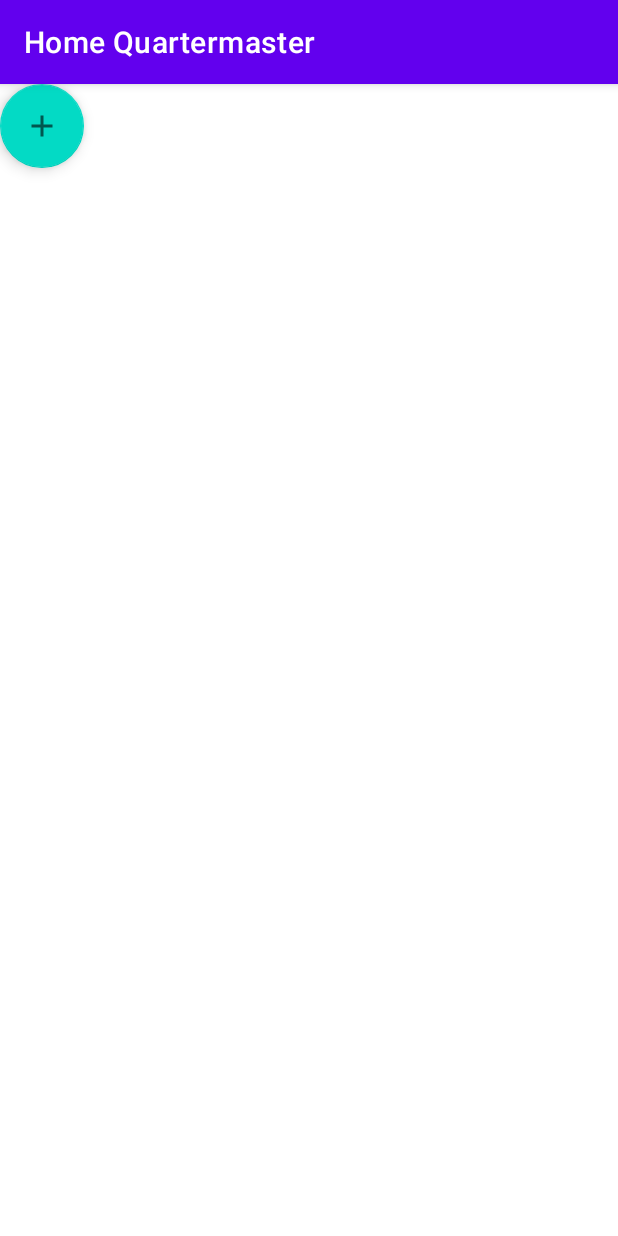
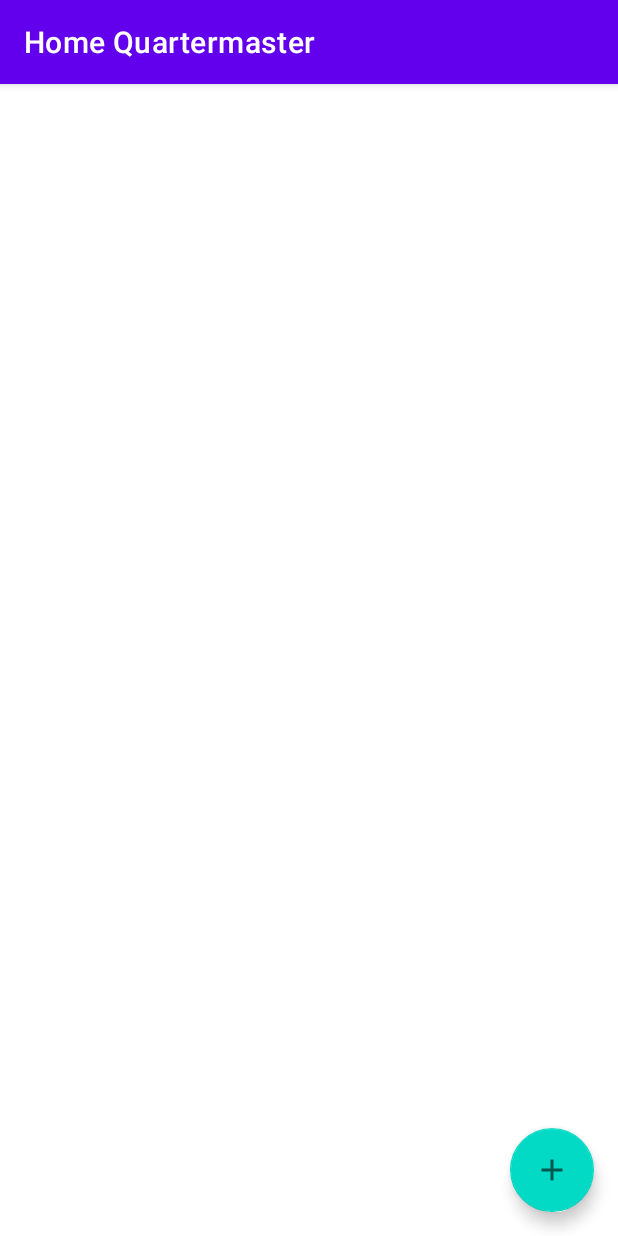
Before and after one commit to LukeDev42/Home-Quartermaster, an Android app: the screen it shows after launch (MainActivity), after a tap on an icon or button, on a phone screen of 412 x 824 dp. Run offline under Robolectric (Android 15) with nearby library versions, the phone set to English and light mode, and no system bars.

Commit message:
Mass commit
-FAB now constrained to the bottom right of the screen
-created object group class
-attempted RecyclerView, failed, need to follow the text book to get a good basis

```diff
--- a/app/build.gradle
+++ b/app/build.gradle
@@ -25,6 +25,9 @@ android {
         sourceCompatibility JavaVersion.VERSION_1_8
         targetCompatibility JavaVersion.VERSION_1_8
     }
+    buildFeatures {
+        viewBinding true
+    }
 }
 
 dependencies {
@@ -32,6 +35,8 @@ dependencies {
     implementation 'androidx.appcompat:appcompat:1.3.1'
     implementation 'com.google.android.material:material:1.4.0'
     implementation 'androidx.constraintlayout:constraintlayout:2.1.0'
+    implementation 'androidx.legacy:legacy-support-v4:1.0.0'
+    implementation 'androidx.recyclerview:recyclerview:1.2.0'
     testImplementation 'junit:junit:4.+'
     androidTestImplementation 'androidx.test.ext:junit:1.1.3'
     androidTestImplementation 'androidx.test.espresso:espresso-core:3.4.0'
--- a/app/src/main/java/com/ldleiter/homequartermaster/MainActivity.java
+++ b/app/src/main/java/com/ldleiter/homequartermaster/MainActivity.java
@@ -16,9 +16,9 @@ public class MainActivity extends AppCompatActivity {
         setContentView(R.layout.activity_main);
     }
 
-    public void createObject(View view)
+    public void createObjectGroup(View view)
     {
-        ObjectType ot = new ObjectType("Car", new Date());
+        ObjectGroup ot = new ObjectGroup("Car", "This is all my cars");
         Log.i("CreateObjectButton", "This button created an object");
     };
 }
--- /dev/null
+++ b/app/src/main/java/com/ldleiter/homequartermaster/ObjectGroup.java
@@ -0,0 +1,16 @@
+package com.ldleiter.homequartermaster;
+
+import android.util.Log;
+
+public class ObjectGroup
+{
+
+    public ObjectGroup(String name, String description) {
+        Log.i("CreateObjectConstructor", "Create new object type");
+        this.name = name;
+        this.description = description;
+    };
+    private String name;
+    private String description;
+
+}
--- a/app/src/main/java/com/ldleiter/homequartermaster/ObjectType.java
+++ /dev/null
@@ -1,18 +0,0 @@
-package com.ldleiter.homequartermaster;
-
-import android.util.Log;
-
-import java.util.Date;
-
-public class ObjectType {
-
-    public ObjectType (String objectName, Date goodUntil) {
-        Log.i("CreateObjectConstructor", "Create new object type");
-        this.objectName = objectName;
-        this.goodUntil = goodUntil;
-
-    };
-    private String objectName;
-    private Date goodUntil;
-
-}
--- a/app/src/main/res/layout/activity_main.xml
+++ b/app/src/main/res/layout/activity_main.xml
@@ -11,9 +11,11 @@
         android:id="@+id/addButton"
         android:layout_width="wrap_content"
         android:layout_height="wrap_content"
-        android:onClick="createObject"
+        android:layout_marginEnd="16dp"
+        android:layout_marginBottom="16dp"
+        android:onClick="createObjectGroup"
         android:src="@drawable/add_icon"
-        tools:layout_editor_absoluteX="339dp"
-        tools:layout_editor_absoluteY="659dp" />
+        app:layout_constraintBottom_toBottomOf="parent"
+        app:layout_constraintEnd_toEndOf="parent" />
 
 </androidx.constraintlayout.widget.ConstraintLayout>
--- /dev/null
+++ b/app/src/main/res/values/dimens.xml
@@ -0,0 +1,4 @@
+<?xml version="1.0" encoding="utf-8"?>
+<resources>
+    <dimen name="text_margin">16dp</dimen>
+</resources>
```
Also changed, not shown: 10 other files.
